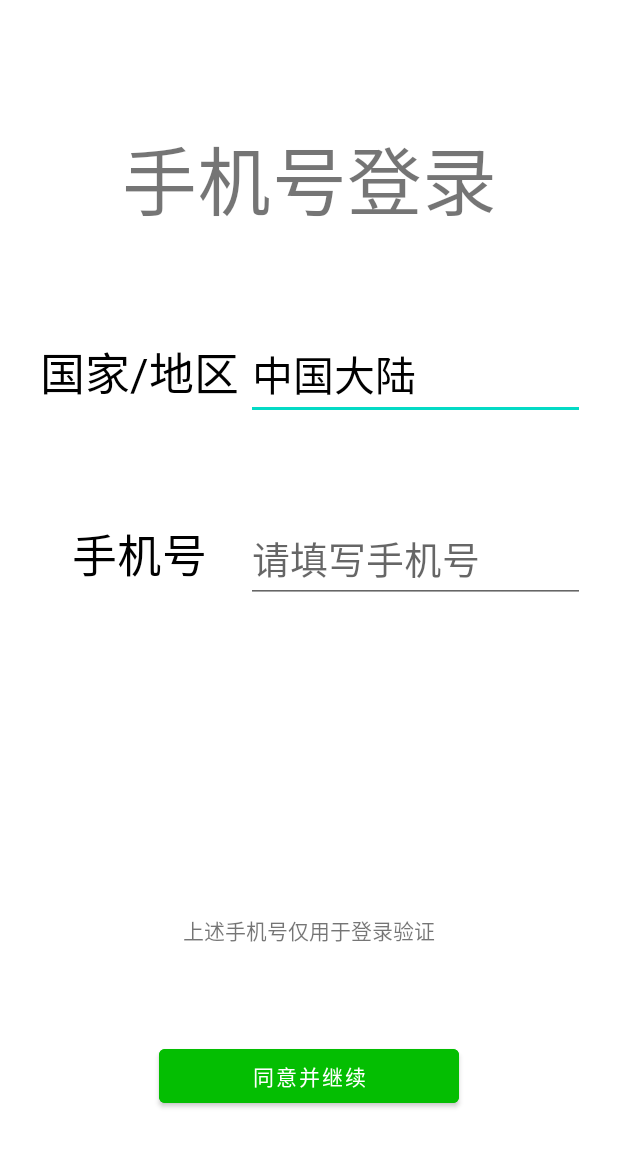
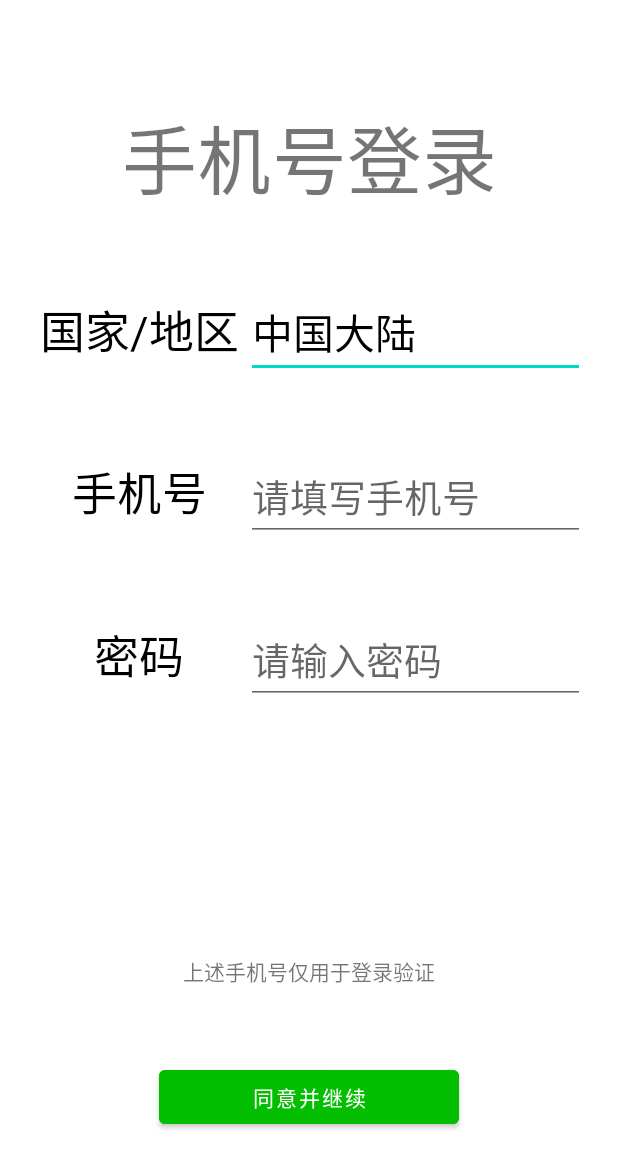
Before and after one commit to etoyz/AndroidLearn, an Android app: the screen it shows after launch (LoginActivity), after a tap on "登录", on a phone screen of 412 x 824 dp. Shown: the top 1168 px of the screen. Run offline under Robolectric (Android 15) with nearby library versions, the phone set to English and light mode, and no system bars.

Commit message:
模拟登录

```diff
--- a/LoginDemo/src/main/java/edu/ytu/logindemo/MyApplication.java
+++ b/LoginDemo/src/main/java/edu/ytu/logindemo/MyApplication.java
@@ -1,13 +1,27 @@
 package edu.ytu.logindemo;
 
 import android.app.Application;
+import android.content.Context;
+import android.content.SharedPreferences;
 import android.widget.Toast;
 
+import java.util.HashMap;
+import java.util.Map;
 import java.util.regex.Matcher;
 import java.util.regex.Pattern;
 
 public class MyApplication extends Application {
     private static Toast toast;
+    private static SharedPreferences credentials;
+    private static Map<String, String> tmpUsers = new HashMap<>();
+
+    @Override
+    public void onCreate() {
+        super.onCreate();
+        credentials = this.getSharedPreferences("CREDENTIALS", Context.MODE_PRIVATE);
+        tmpUsers.put("11111111111", "111111");
+        tmpUsers.put("22222222222", "222222");
+    }
 
     protected void showToast(String text, int duration) {
         if (toast != null)
@@ -21,4 +35,27 @@ public class MyApplication extends Application {
         Matcher matcher = p.matcher(s);
         return matcher.matches();
     }
+
+    protected boolean checkLoginStatus() {
+        String id = credentials.getString("id", "");
+        String password = credentials.getString("password", "");
+
+        // 调用接口验证
+        if (tmpUsers.containsKey(id) && tmpUsers.containsValue(password))
+            return true;
+        else
+            return false;
+    }
+
+    protected void logout() {
+        credentials.edit().remove("id").remove("password").apply();
+    }
+
+    protected boolean login(String id, String password) {
+        if (tmpUsers.containsKey(id) && tmpUsers.containsValue(password)) {
+            credentials.edit().putString("id", id).putString("password", password).apply();
+            return true;
+        } else
+            return false;
+    }
 }
--- a/LoginDemo/src/main/res/layout/activity_login.xml
+++ b/LoginDemo/src/main/res/layout/activity_login.xml
@@ -84,7 +84,7 @@
                 android:layout_height="wrap_content"
                 android:layout_weight="1"
                 android:labelFor="@+id/phone_input"
-                android:text="@string/phone_number"
+                android:text="@string/mobile_number"
                 android:textAlignment="center"
                 android:textColor="@color/black"
                 android:textSize="30sp" />
@@ -97,6 +97,45 @@
                 android:width="100dp"
                 android:hint="@string/enter_phone_number"
                 android:inputType="phone"
+                android:textColor="@android:color/darker_gray"
+                android:textSize="25sp" />
+
+            <TextView
+                android:layout_width="wrap_content"
+                android:layout_height="wrap_content"
+                android:layout_weight="1" />
+        </LinearLayout>
+
+        <!--密码输入框-->
+        <LinearLayout
+            android:layout_width="match_parent"
+            android:layout_height="wrap_content"
+            android:layout_weight="1"
+            android:orientation="horizontal">
+
+            <TextView
+                android:layout_width="wrap_content"
+                android:layout_height="wrap_content"
+                android:layout_weight="1" />
+
+            <TextView
+                android:layout_width="120dp"
+                android:layout_height="wrap_content"
+                android:layout_weight="1"
+                android:labelFor="@+id/phone_input"
+                android:text="@string/password"
+                android:textAlignment="center"
+                android:textColor="@color/black"
+                android:textSize="30sp" />
+
+            <EditText
+                android:id="@+id/password_input"
+                android:layout_width="160dp"
+                android:layout_height="wrap_content"
+                android:layout_weight="3"
+                android:width="100dp"
+                android:hint="@string/enter_password"
+                android:inputType="textPassword"
                 android:textColor="@android:color/darker_gray"
                 android:textSize="25sp" />
 
--- a/LoginDemo/src/main/res/values/strings.xml
+++ b/LoginDemo/src/main/res/values/strings.xml
@@ -14,7 +14,7 @@
     <string name="login_by_phone_number">手机号登录</string>
     <string name="country_or_region">国家/地区</string>
     <string name="china_mainland">中国大陆</string>
-    <string name="phone_number">手机号</string>
+    <string name="mobile_number">手机号</string>
     <string name="enter_phone_number">请填写手机号</string>
     <string name="login_tip">上述手机号仅用于登录验证</string>
     <string name="agree_and_continue">同意并继续</string>
@@ -32,4 +32,6 @@
     <string name="title_home">Home</string>
     <string name="title_dashboard">Dashboard</string>
     <string name="title_notifications">Notifications</string>
+    <string name="enter_password">请输入密码</string>
+    <string name="password">密码</string>
 </resources>
```
Also changed, not shown: LoginDemo/src/main/java/edu/ytu/logindemo/LoginActivity.java (+7 -3 lines).
